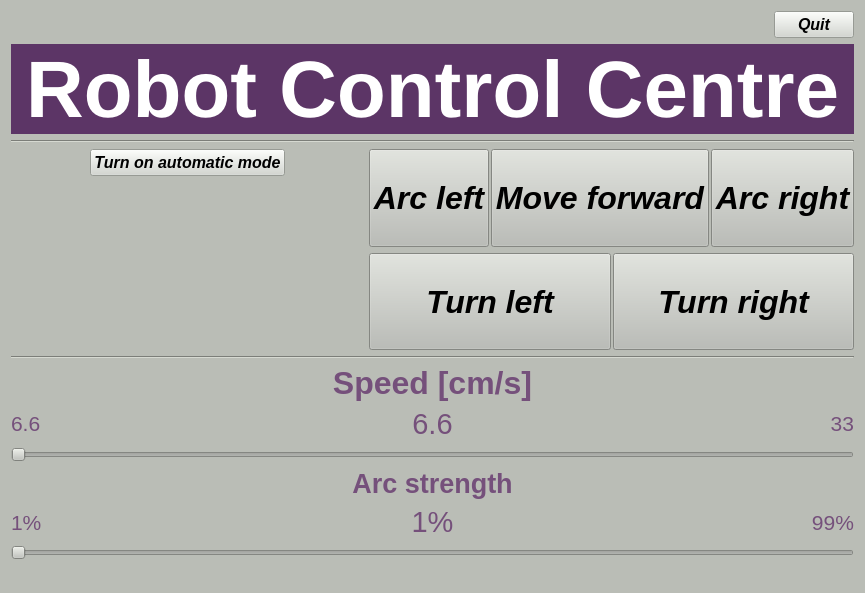
First picture: the form in Robot_Control/view.ui, repository EmbeddedPaul166/Robot-Control, before the edit.
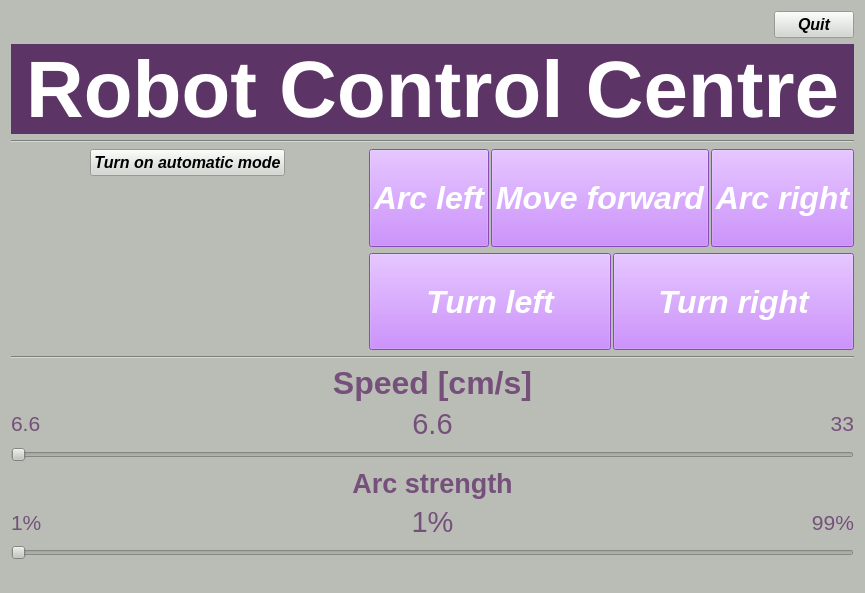
Second picture: the form after the edit.

What changed in the file:
```diff
--- a/Robot_Control/view.ui
+++ b/Robot_Control/view.ui
@@ -212,7 +212,8 @@
              </font>
             </property>
             <property name="styleSheet">
-             <string notr="true"/>
+             <string notr="true">background-color: rgb(189, 107, 255);
+color: rgb(255, 255, 255);</string>
             </property>
             <property name="text">
              <string>Arc left</string>
@@ -236,7 +237,8 @@
              </font>
             </property>
             <property name="styleSheet">
-             <string notr="true"/>
+             <string notr="true">background-color: rgb(189, 107, 255);
+color: rgb(255, 255, 255);</string>
             </property>
             <property name="text">
              <string>Move forward</string>
@@ -260,7 +262,8 @@
              </font>
             </property>
             <property name="styleSheet">
-             <string notr="true"/>
+             <string notr="true">background-color: rgb(189, 107, 255);
+color: rgb(255, 255, 255);</string>
             </property>
             <property name="text">
              <string>Arc right</string>
@@ -291,7 +294,8 @@
              </font>
             </property>
             <property name="styleSheet">
-             <string notr="true"/>
+             <string notr="true">background-color: rgb(189, 107, 255);
+color: rgb(255, 255, 255);</string>
             </property>
             <property name="text">
              <string>Turn left</string>
@@ -315,7 +319,8 @@
              </font>
             </property>
             <property name="styleSheet">
-             <string notr="true"/>
+             <string notr="true">background-color: rgb(189, 107, 255);
+color: rgb(255, 255, 255);</string>
             </property>
             <property name="text">
              <string>Turn right</string>
```
